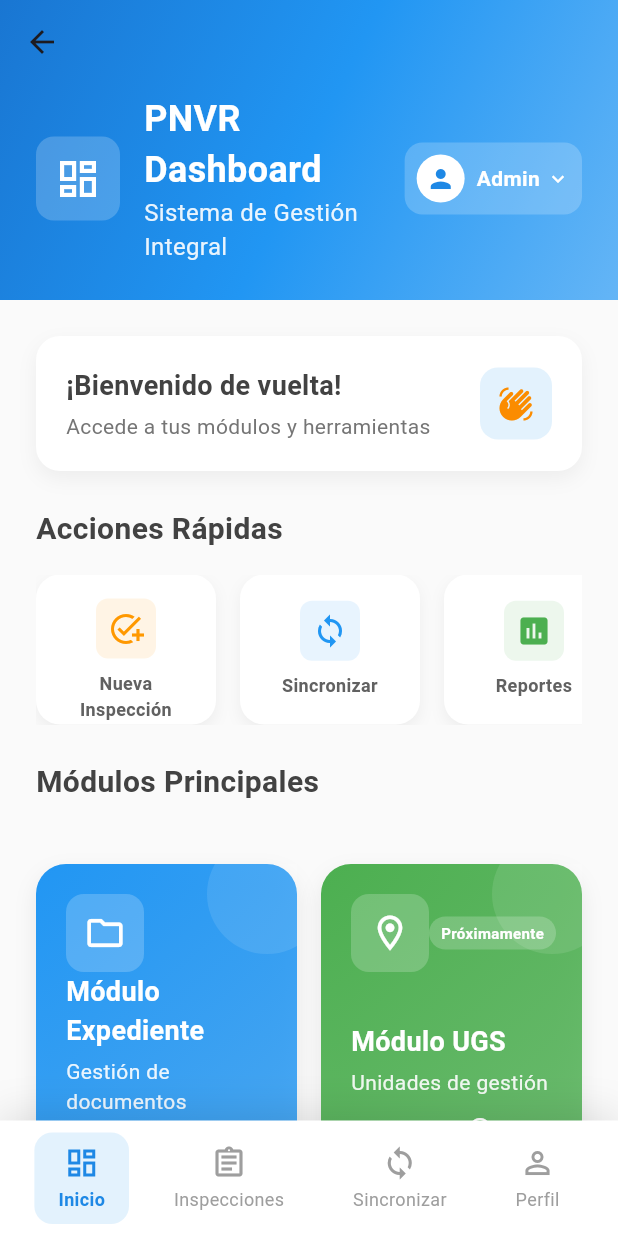
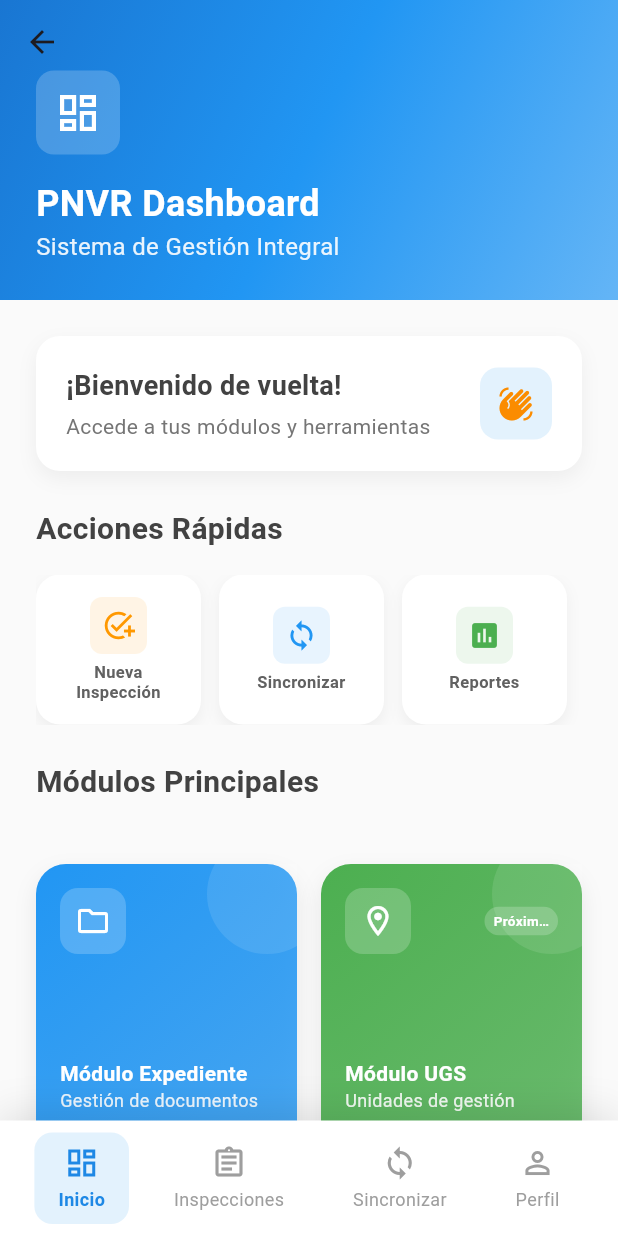
Before and after one commit to Xanitokills/Pnvr_mobile, a Flutter app: the MenuScreen screen opened by its route, on a phone screen of 412 x 824 dp. Run offline on Flutter 3.47's test engine with Material 3 defaults, Android fonts, the phone set to English and light mode, and no system bars.

Commit message:
Fix Home Menu

```diff
--- a/lib/menu.dart
+++ b/lib/menu.dart
@@ -128,7 +128,8 @@ class _MenuScreenState extends State<MenuScreen> with TickerProviderStateMixin {
                       children: [
                         FadeTransition(
                           opacity: _fadeAnimation,
-                          child: Row(
+                          child: Column(
+                            crossAxisAlignment: CrossAxisAlignment.start,
                             children: [
                               Container(
                                 padding: EdgeInsets.all(12),
@@ -142,11 +143,7 @@ class _MenuScreenState extends State<MenuScreen> with TickerProviderStateMixin {
                                   size: 32,
                                 ),
                               ),
-                              SizedBox(width: 16),
-                              Expanded(
-                                child: Column(
-                                  crossAxisAlignment: CrossAxisAlignment.start,
-                                  children: [
+                              SizedBox(height: 16),
                               Text(
                                 'PNVR Dashboard',
                                 style: TextStyle(
@@ -162,10 +159,6 @@ class _MenuScreenState extends State<MenuScreen> with TickerProviderStateMixin {
                                   fontSize: 16,
                                 ),
                               ),
-                                  ],
-                                ),
-                              ),
-                              _buildProfileButton(context),
                             ],
                           ),
                         ),
@@ -309,47 +302,13 @@ class _MenuScreenState extends State<MenuScreen> with TickerProviderStateMixin {
     );
   }
 
-  Widget _buildProfileButton(BuildContext context) {
-    return GestureDetector(
-      onTap: () => _showProfileDialog(context),
-      child: Container(
-        padding: EdgeInsets.all(8),
-        decoration: BoxDecoration(
-          color: Colors.white.withOpacity(0.2),
-          borderRadius: BorderRadius.circular(12),
-        ),
-        child: Row(
-          mainAxisSize: MainAxisSize.min,
-          children: [
-            CircleAvatar(
-              radius: 16,
-              backgroundColor: Colors.white,
-              child: Icon(Icons.person, color: Colors.blue.shade600, size: 20),
-            ),
-            SizedBox(width: 8),
-            Text(
-              'Admin',
-              style: TextStyle(
-                color: Colors.white,
-                fontWeight: FontWeight.w600,
-                fontSize: 14,
-              ),
-            ),
-            SizedBox(width: 4),
-            Icon(Icons.keyboard_arrow_down, color: Colors.white, size: 16),
-          ],
-        ),
-      ),
-    );
-  }
-
   Widget _buildQuickActionCard(
     Map<String, dynamic> action,
     BuildContext context,
   ) {
     return Container(
-      width: 120,
-      margin: EdgeInsets.only(right: 16),
+      width: 110,
+      margin: EdgeInsets.only(right: 12),
       decoration: BoxDecoration(
         color: Colors.white,
         borderRadius: BorderRadius.circular(16),
@@ -367,7 +326,7 @@ class _MenuScreenState extends State<MenuScreen> with TickerProviderStateMixin {
           onTap: () => _handleQuickAction(action, context),
           borderRadius: BorderRadius.circular(16),
           child: Padding(
-            padding: EdgeInsets.all(16),
+            padding: EdgeInsets.all(12),
             child: Column(
               mainAxisAlignment: MainAxisAlignment.center,
               children: [
@@ -377,16 +336,19 @@ class _MenuScreenState extends State<MenuScreen> with TickerProviderStateMixin {
                     color: action['color'].withOpacity(0.1),
                     borderRadius: BorderRadius.circular(8),
                   ),
-                  child: Icon(action['icon'], color: action['color'], size: 24),
+                  child: Icon(action['icon'], color: action['color'], size: 22),
                 ),
-                SizedBox(height: 8),
+                SizedBox(height: 6),
                 Text(
                   action['title'],
                   textAlign: TextAlign.center,
+                  maxLines: 2,
+                  overflow: TextOverflow.ellipsis,
                   style: TextStyle(
-                    fontSize: 12,
+                    fontSize: 11,
                     fontWeight: FontWeight.w600,
                     color: Colors.grey.shade700,
+                    height: 1.2,
                   ),
                 ),
               ],
@@ -444,15 +406,14 @@ class _MenuScreenState extends State<MenuScreen> with TickerProviderStateMixin {
                 ),
                 // Content
                 Padding(
-                  padding: EdgeInsets.all(20),
+                  padding: EdgeInsets.all(16),
                   child: Column(
                     crossAxisAlignment: CrossAxisAlignment.start,
                     children: [
                       Row(
-                        mainAxisAlignment: MainAxisAlignment.spaceBetween,
                         children: [
                           Container(
-                            padding: EdgeInsets.all(12),
+                            padding: EdgeInsets.all(10),
                             decoration: BoxDecoration(
                               color: Colors.white.withOpacity(0.2),
                               borderRadius: BorderRadius.circular(12),
@@ -460,25 +421,29 @@ class _MenuScreenState extends State<MenuScreen> with TickerProviderStateMixin {
                             child: Icon(
                               module['icon'],
                               color: Colors.white,
-                              size: 28,
+                              size: 24,
                             ),
                           ),
+                          Spacer(),
                           if (!module['available'])
-                            Container(
+                            Flexible(
+                              child: Container(
                                 padding: EdgeInsets.symmetric(
-                                horizontal: 8,
-                                vertical: 4,
+                                  horizontal: 6,
+                                  vertical: 3,
                                 ),
                                 decoration: BoxDecoration(
                                   color: Colors.white.withOpacity(0.2),
-                                borderRadius: BorderRadius.circular(12),
+                                  borderRadius: BorderRadius.circular(10),
                                 ),
                                 child: Text(
                                   'Próximamente',
                                   style: TextStyle(
                                     color: Colors.white,
-                                  fontSize: 10,
+                                    fontSize: 9,
                                     fontWeight: FontWeight.w600,
+                                  ),
+                                  overflow: TextOverflow.ellipsis,
                                 ),
                               ),
                             ),
@@ -487,29 +452,38 @@ class _MenuScreenState extends State<MenuScreen> with TickerProviderStateMixin {
                       Spacer(),
                       Text(
                         module['title'],
+                        maxLines: 2,
+                        overflow: TextOverflow.ellipsis,
                         style: TextStyle(
                           color: Colors.white,
-                          fontSize: 18,
+                          fontSize: 14,
                           fontWeight: FontWeight.bold,
+                          height: 1.2,
                         ),
                       ),
-                      SizedBox(height: 4),
+                      SizedBox(height: 2),
                       Text(
                         module['subtitle'],
+                        maxLines: 2,
+                        overflow: TextOverflow.ellipsis,
                         style: TextStyle(
                           color: Colors.white.withOpacity(0.9),
-                          fontSize: 14,
+                          fontSize: 12,
+                          height: 1.2,
                         ),
                       ),
-                      SizedBox(height: 12),
+                      SizedBox(height: 8),
                       Row(
                         children: [
-                          Text(
+                          Expanded(
+                            child: Text(
                               module['available'] ? 'Acceder' : 'En desarrollo',
                               style: TextStyle(
                                 color: Colors.white,
-                              fontSize: 12,
+                                fontSize: 11,
                                 fontWeight: FontWeight.w600,
+                              ),
+                              overflow: TextOverflow.ellipsis,
                             ),
                           ),
                           SizedBox(width: 4),
```
Lines whose indentation alone changed are shown as unchanged.
